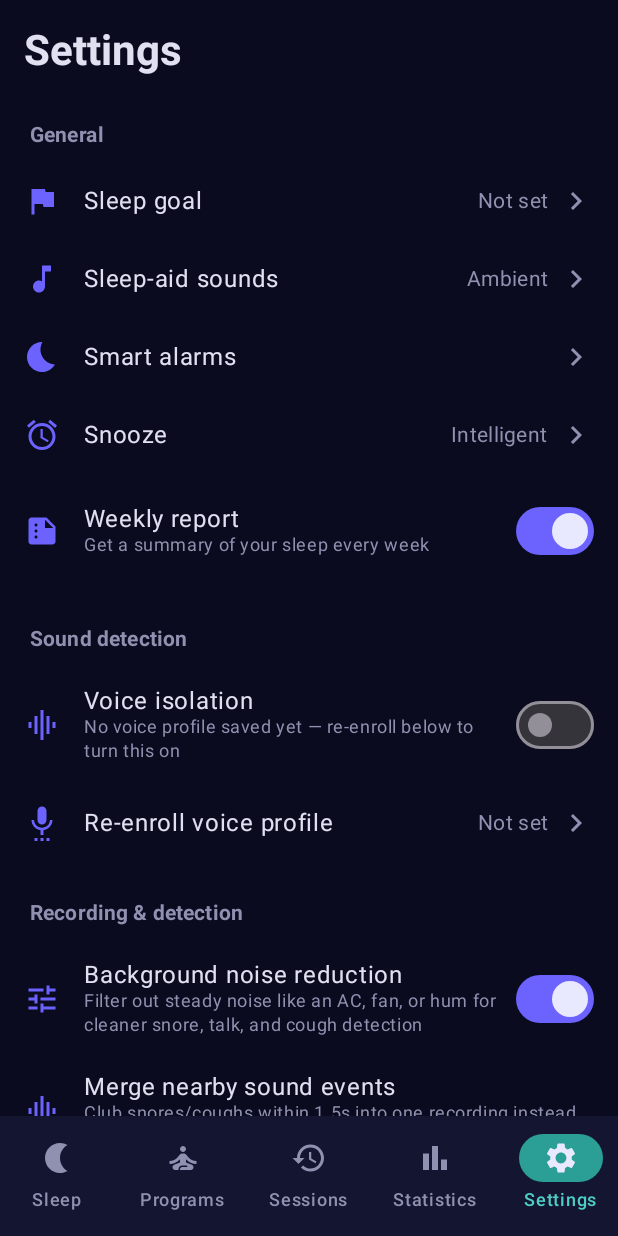
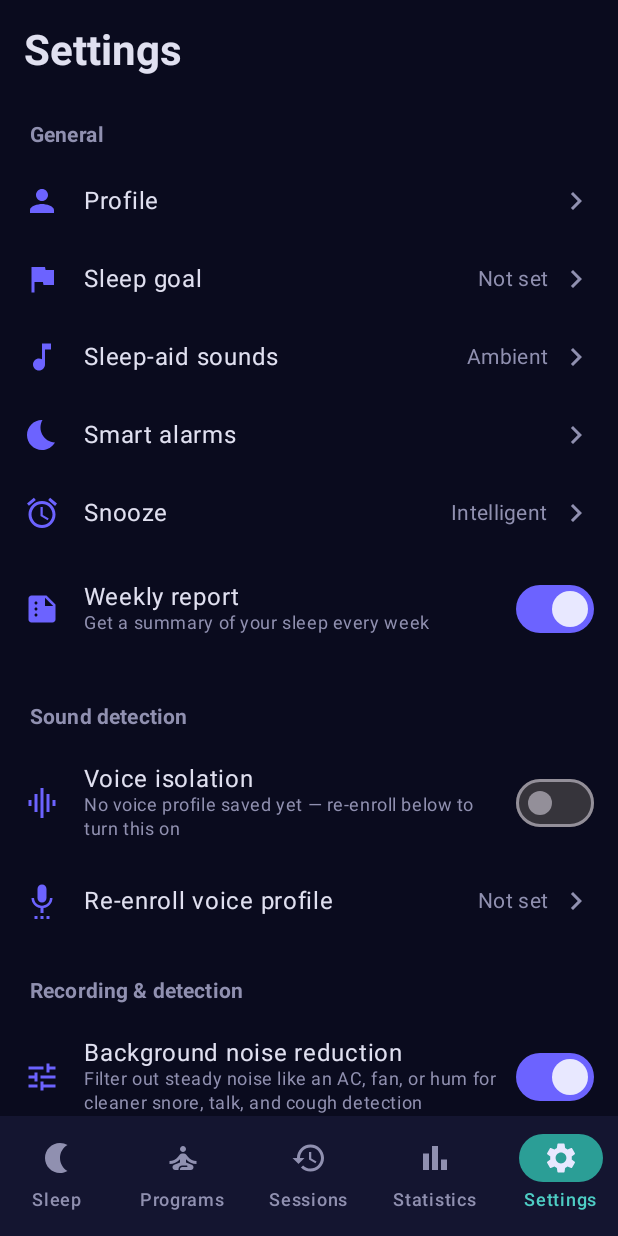
Before and after one commit to NuthanReddy/SleepAnalyzerAndroid, an Android app built with Jetpack Compose: the MoreScreen screen opened through its navigation route, on a phone screen of 412 x 824 dp. Run offline under Robolectric (Android 15) with nearby library versions, the phone set to English and light mode, and no system bars; our stand-ins replace Firebase (no records; nobody signed in at launch, a user with empty details on screens opened directly), Room's generated code; libraries missing offline, so code that uses them is left out: androidx.health.connect; 8 statements that could not run were skipped.

Commit message:
Move "About you" to General and rename to Profile
Surface the profile entry at the top of General as "Profile" instead of
burying it under Personal as "About you". Personal now holds consent/privacy
and third-party software.

Co-authored-by: Copilot App <223556219+Copilot@users.noreply.github.com>
Copilot-Session: f7520fe0-4e24-49e2-950e-300d2432b095

```diff
--- a/app/src/main/java/tech/future/sleepanalyzer/ui/more/MoreScreen.kt
+++ b/app/src/main/java/tech/future/sleepanalyzer/ui/more/MoreScreen.kt
@@ -195,6 +195,7 @@ fun MoreScreen(
 
         Spacer(modifier = Modifier.height(28.dp))
         SectionHeader("General")
+        SettingsRow(Icons.Default.Person, "Profile", null, onNavigateToProfile)
         SettingsRow(
             Icons.Default.Flag,
             "Sleep goal",
@@ -361,7 +362,6 @@ fun MoreScreen(
 
         Spacer(modifier = Modifier.height(24.dp))
         SectionHeader("Personal")
-        SettingsRow(Icons.Default.Person, "About you", null, onNavigateToProfile)
         SettingsRow(Icons.Default.Lock, "Consent and privacy", null, onNavigateToPrivacy)
         SettingsRow(Icons.Default.Info, "Third-party software", null, onNavigateToPrivacy)
 
```
